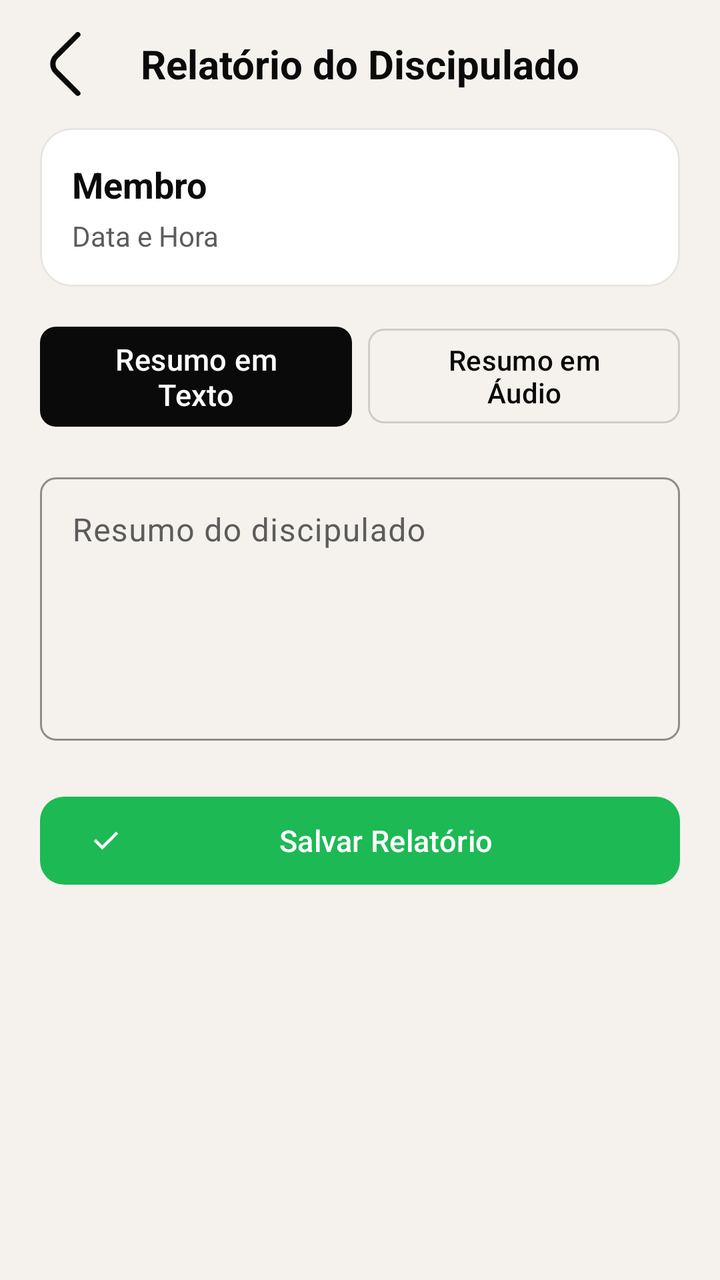
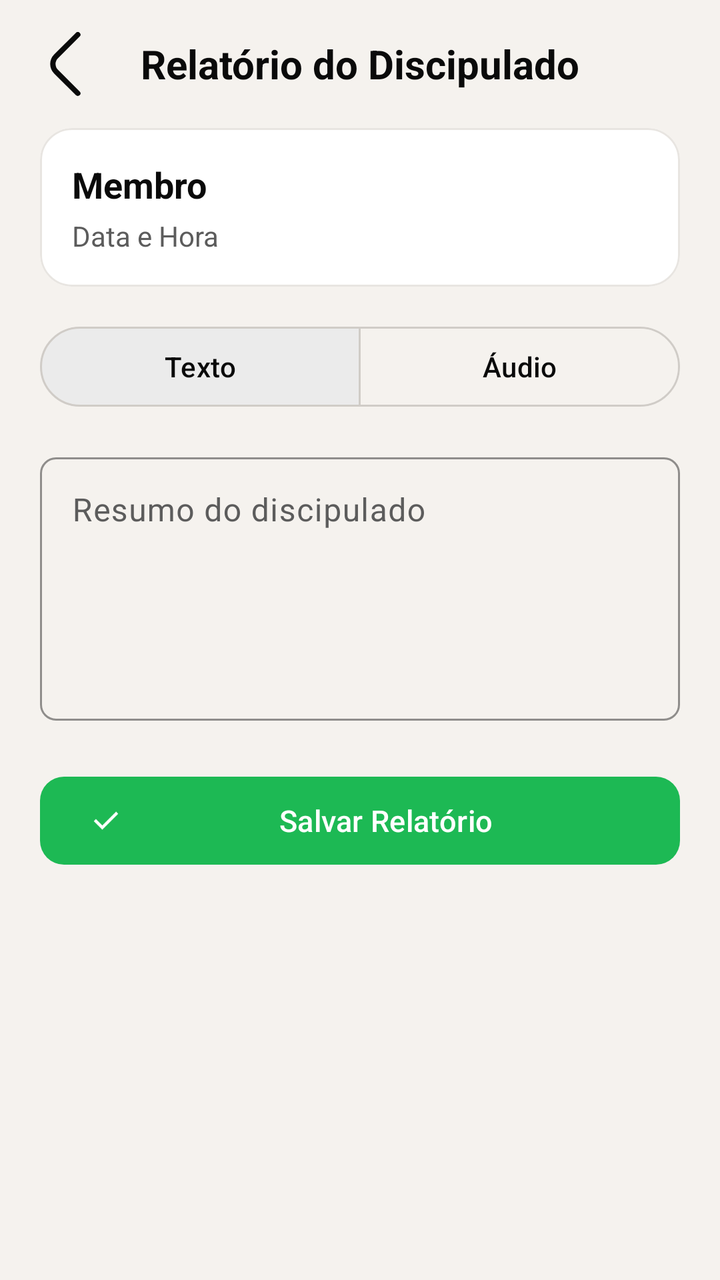

Before-and-after screenshots of an Android layout around one commit, followed by the original layout XML and the change that was made.
<!-- AndroidManifest.xml: application theme Theme.IBFAPP -->
<!-- res/layout/activity_relatorio_reuniao.xml -->
<?xml version="1.0" encoding="utf-8"?>
<ScrollView xmlns:android="http://schemas.android.com/apk/res/android"
    xmlns:app="http://schemas.android.com/apk/res-auto"
    android:layout_width="match_parent"
    android:layout_height="match_parent"
    android:fillViewport="true">

    <LinearLayout
        android:layout_width="match_parent"
        android:layout_height="wrap_content"
        android:orientation="vertical">

        
        <LinearLayout
            android:layout_width="match_parent"
            android:layout_height="@dimen/header_height"
            android:orientation="horizontal"
            android:gravity="center_vertical"
            android:paddingHorizontal="@dimen/space_sm">

            <ImageView
                android:id="@+id/button_back"
                android:layout_width="@dimen/icon_xl"
                android:layout_height="@dimen/icon_xl"
                android:src="@drawable/ic_arrow_back"
                android:padding="@dimen/space_sm"
                android:contentDescription="@string/voltar"
                android:background="?attr/selectableItemBackgroundBorderless"
                app:tint="?attr/colorOnBackground" />

            <TextView
                android:layout_width="0dp"
                android:layout_height="wrap_content"
                android:layout_weight="1"
                android:gravity="center"
                android:text="Relatório do Discipulado"
                android:textColor="?attr/colorOnBackground"
                android:textSize="@dimen/text_headline_md"
                android:textStyle="bold" />

            <View
                android:layout_width="@dimen/icon_xl"
                android:layout_height="@dimen/icon_xl" />
        </LinearLayout>

        <LinearLayout
            android:layout_width="match_parent"
            android:layout_height="wrap_content"
            android:orientation="vertical"
            android:paddingHorizontal="@dimen/screen_padding_horizontal"
            android:paddingBottom="@dimen/space_xl">

            
            <com.google.android.material.card.MaterialCardView
                android:layout_width="match_parent"
                android:layout_height="wrap_content"
                android:layout_marginBottom="@dimen/space_md"
                style="@style/IBF.Card">

                <LinearLayout
                    android:layout_width="match_parent"
                    android:layout_height="wrap_content"
                    android:orientation="vertical"
                    android:padding="@dimen/card_padding">

                    <TextView
                        android:id="@+id/text_info_membro"
                        android:layout_width="wrap_content"
                        android:layout_height="wrap_content"
                        android:text="Membro"
                        android:textColor="?attr/colorOnSurface"
                        android:textSize="@dimen/text_title_lg"
                        android:textStyle="bold"
                        android:layout_marginBottom="@dimen/space_xs" />

                    <TextView
                        android:id="@+id/text_info_data"
                        android:layout_width="wrap_content"
                        android:layout_height="wrap_content"
                        android:text="Data e Hora"
                        android:textColor="?attr/colorOnSurfaceVariant"
                        android:textSize="@dimen/text_body_md" />
                </LinearLayout>
            </com.google.android.material.card.MaterialCardView>

            
            <LinearLayout
                android:layout_width="match_parent"
                android:layout_height="wrap_content"
                android:orientation="horizontal"
                android:layout_marginBottom="@dimen/space_md">

                <com.google.android.material.button.MaterialButton
                    android:id="@+id/tab_texto"
                    android:layout_width="0dp"
                    android:layout_height="wrap_content"
                    android:layout_weight="1"
                    android:layout_marginEnd="@dimen/space_xs"
                    android:text="Resumo em Texto"
                    style="@style/IBF.Button.Primary"
                    app:cornerRadius="@dimen/radius_sm" />

                <com.google.android.material.button.MaterialButton
                    android:id="@+id/tab_audio"
                    android:layout_width="0dp"
                    android:layout_height="wrap_content"
                    android:layout_weight="1"
                    android:layout_marginStart="@dimen/space_xs"
                    android:text="Resumo em Áudio"
                    style="@style/IBF.Button.Secondary"
                    app:cornerRadius="@dimen/radius_sm" />
            </LinearLayout>

            
            <LinearLayout
                android:id="@+id/section_texto"
                android:layout_width="match_parent"
                android:layout_height="wrap_content"
                android:orientation="vertical"
                android:layout_marginBottom="@dimen/space_md">

                <com.google.android.material.textfield.TextInputLayout
                    android:layout_width="match_parent"
                    android:layout_height="wrap_content"
                    android:hint="Resumo do discipulado"
                    style="@style/IBF.TextInputLayout">

                    <com.google.android.material.textfield.TextInputEditText
                        android:id="@+id/input_resumo"
                        android:layout_width="match_parent"
                        android:layout_height="wrap_content"
                        android:inputType="textMultiLine"
                        android:minLines="5"
                        android:gravity="top|start"
                        android:textColor="?attr/colorOnSurface" />
                </com.google.android.material.textfield.TextInputLayout>
            </LinearLayout>

            
            <LinearLayout
                android:id="@+id/section_audio"
                android:layout_width="match_parent"
                android:layout_height="wrap_content"
                android:orientation="vertical"
                android:layout_marginBottom="@dimen/space_md"
                android:visibility="gone">

                <TextView
                    android:id="@+id/text_timer"
                    android:layout_width="wrap_content"
                    android:layout_height="wrap_content"
                    android:layout_gravity="center"
                    android:text="02:00"
                    android:textColor="?attr/colorOnBackground"
                    android:textSize="48sp"
                    android:textStyle="bold"
                    android:layout_marginBottom="@dimen/space_sm" />

                <ProgressBar
                    android:id="@+id/progress_audio"
                    style="@style/Widget.AppCompat.ProgressBar.Horizontal"
                    android:layout_width="match_parent"
                    android:layout_height="8dp"
                    android:max="120"
                    android:progress="120"
                    android:progressTint="@color/accent"
                    android:progressBackgroundTint="?attr/colorSurfaceVariant"
                    android:layout_marginBottom="@dimen/space_md" />

                <LinearLayout
                    android:layout_width="match_parent"
                    android:layout_height="wrap_content"
                    android:orientation="horizontal"
                    android:gravity="center"
                    android:layout_marginBottom="@dimen/space_sm">

                    <com.google.android.material.button.MaterialButton
                        android:id="@+id/btn_gravar_audio"
                        android:layout_width="wrap_content"
                        android:layout_height="wrap_content"
                        android:layout_marginEnd="@dimen/space_sm"
                        android:text="Gravar"
                        style="@style/IBF.Button.Accent"
                        app:icon="@drawable/ic_mic" />

                    <com.google.android.material.button.MaterialButton
                        android:id="@+id/btn_parar_audio"
                        android:layout_width="wrap_content"
                        android:layout_height="wrap_content"
                        android:text="Parar"
                        android:enabled="false"
                        style="@style/IBF.Button.Secondary"
                        app:strokeColor="@color/ibf_error"
                        android:textColor="@color/ibf_error" />
                </LinearLayout>

                <TextView
                    android:id="@+id/text_audio_status"
                    android:layout_width="wrap_content"
                    android:layout_height="wrap_content"
                    android:layout_gravity="center"
                    android:text="Aguardando gravação..."
                    android:textColor="?attr/colorOnSurfaceVariant"
                    android:textSize="@dimen/text_body_md" />
            </LinearLayout>

            
            <com.google.android.material.button.MaterialButton
                android:id="@+id/btn_salvar_relatorio"
                android:layout_width="match_parent"
                android:layout_height="@dimen/btn_height_md"
                android:text="Salvar Relatório"
                android:layout_marginTop="@dimen/space_sm"
                style="@style/IBF.Button.Accent"
                app:icon="@drawable/ic_save" />

        </LinearLayout>
    </LinearLayout>
</ScrollView>
<!-- resources referenced by this layout -->
<resources>
  <color name="accent">#1DB954</color>
  <color name="ibf_error">#C62828</color>
  <dimen name="btn_height_md">52dp</dimen>
  <dimen name="card_padding">16dp</dimen>
  <dimen name="header_height">64dp</dimen>
  <dimen name="icon_xl">48dp</dimen>
  <dimen name="radius_sm">8dp</dimen>
  <dimen name="screen_padding_horizontal">20dp</dimen>
  <dimen name="space_md">16dp</dimen>
  <dimen name="space_sm">8dp</dimen>
  <dimen name="space_xl">32dp</dimen>
  <dimen name="space_xs">4dp</dimen>
  <dimen name="text_body_md">14sp</dimen>
  <dimen name="text_headline_md">20sp</dimen>
  <dimen name="text_title_lg">18sp</dimen>
  <!-- drawable ic_arrow_back (drawable) -->
  <vector xmlns:android="http://schemas.android.com/apk/res/android" android:width="24dp" android:height="24dp" android:viewportWidth="24" android:viewportHeight="24" android:tint="?attr/colorControlNormal"><path android:fillColor="@android:color/white" android:pathData="M17.17,24a1,1,0,0,1-.71-.29L8.29,15.54a5,5,0,0,1,0-7.08L16.46.29a1,1,0,1,1,1.42,1.42L9.71,9.88a3,3,0,0,0,0,4.24l8.17,8.17a1,1,0,0,1,0,1.42A1,1,0,0,1,17.17,24Z"/></vector>
  <!-- drawable ic_save (drawable) -->
  <vector xmlns:android="http://schemas.android.com/apk/res/android" android:height="24dp" android:tint="#FFFFFF" android:viewportHeight="960" android:viewportWidth="960" android:width="24dp">
        
      <path android:fillColor="@android:color/white" android:pathData="M382,720L154,492L211,435L382,606L749,239L806,296L382,720Z"/>
      
  </vector>
  <string name="voltar">Voltar</string>
  <style name="IBF.Button.Accent" parent="Widget.Material3.Button">
          <item name="backgroundTint">@color/accent</item>
          <item name="android:textColor">@color/white</item>
          <item name="cornerRadius">@dimen/radius_md</item>
          <item name="android:minHeight">@dimen/btn_height_md</item>
          <item name="android:textSize">15sp</item>
      </style>
  <style name="IBF.Button.Primary" parent="Widget.Material3.Button">
          <item name="backgroundTint">@color/near_black</item>
          <item name="android:textColor">@color/white</item>
          <item name="cornerRadius">@dimen/radius_md</item>
          <item name="android:minHeight">@dimen/btn_height_md</item>
          <item name="android:textSize">15sp</item>
          <item name="android:letterSpacing">0.01</item>
      </style>
  <style name="IBF.Button.Secondary" parent="Widget.Material3.Button.OutlinedButton">
          <item name="strokeColor">?attr/colorOutline</item>
          <item name="android:textColor">?attr/colorOnSurface</item>
          <item name="cornerRadius">@dimen/radius_md</item>
          <item name="android:minHeight">@dimen/btn_height_md</item>
      </style>
  <style name="IBF.Card" parent="Widget.Material3.CardView.Outlined">
          <item name="cardBackgroundColor">?attr/colorSurface</item>
          <item name="cardCornerRadius">@dimen/radius_lg</item>
          <item name="cardElevation">@dimen/card_elevation</item>
          <item name="strokeColor">?attr/colorOutlineVariant</item>
          <item name="strokeWidth">@dimen/card_stroke_width</item>
      </style>
  <color name="white">#FFFFFFFF</color>
  <dimen name="radius_md">12dp</dimen>
  <color name="near_black">#0A0A0A</color>
  <dimen name="radius_lg">16dp</dimen>
  <dimen name="card_elevation">0dp</dimen>
  <dimen name="card_stroke_width">1dp</dimen>
  <color name="ibf_surface_variant">#EBEBEB</color>
  <color name="chumbo_light">#5C5C5C</color>
  <color name="accent_container">#E8F5E9</color>
  <color name="ibf_background">#F5F2EE</color>
  <color name="ibf_on_background">#0A0A0A</color>
  <color name="ibf_surface">#FFFFFF</color>
  <color name="ibf_on_surface">#0A0A0A</color>
  <color name="ibf_on_surface_variant">#5C5C5C</color>
  <color name="ibf_outline">#D0CCC7</color>
  <color name="ibf_outline_variant">#E8E5E1</color>
  <color name="ibf_on_error">#FFFFFF</color>
  <color name="ibf_error_container">#FFEBEE</color>
  <!-- unchanged entries left out for length: 3 -->
</resources>

<!-- the commit's change to res/layout/activity_relatorio_reuniao.xml (unified diff, before → after) -->
@@ -84,32 +84,33 @@
             </com.google.android.material.card.MaterialCardView>
 
             
-            <LinearLayout
-                android:layout_width="match_parent"
-                android:layout_height="wrap_content"
-                android:orientation="horizontal"
-                android:layout_marginBottom="@dimen/space_md">
+            <com.google.android.material.button.MaterialButtonToggleGroup
+                android:id="@+id/toggle_group_relatorio"
+                android:layout_width="match_parent"
+                android:layout_height="wrap_content"
+                android:layout_marginBottom="@dimen/space_md"
+                app:singleSelection="true"
+                app:selectionRequired="true"
+                app:checkedButton="@+id/tab_texto">
 
                 <com.google.android.material.button.MaterialButton
                     android:id="@+id/tab_texto"
+                    style="@style/Widget.Material3.Button.OutlinedButton"
                     android:layout_width="0dp"
                     android:layout_height="wrap_content"
                     android:layout_weight="1"
-                    android:layout_marginEnd="@dimen/space_xs"
-                    android:text="Resumo em Texto"
-                    style="@style/IBF.Button.Primary"
-                    app:cornerRadius="@dimen/radius_sm" />
+                    android:text="Texto" />
 
                 <com.google.android.material.button.MaterialButton
                     android:id="@+id/tab_audio"
+                    style="@style/Widget.Material3.Button.OutlinedButton"
                     android:layout_width="0dp"
                     android:layout_height="wrap_content"
                     android:layout_weight="1"
-                    android:layout_marginStart="@dimen/space_xs"
-                    android:text="Resumo em Áudio"
-                    style="@style/IBF.Button.Secondary"
-                    app:cornerRadius="@dimen/radius_sm" />
-            </LinearLayout>
+                    android:text="Áudio" />
+
+
+            </com.google.android.material.button.MaterialButtonToggleGroup>
 
             
             <LinearLayout
@@ -204,6 +205,7 @@
                     android:textSize="@dimen/text_body_md" />
             </LinearLayout>
 
+
             
             <com.google.android.material.button.MaterialButton
                 android:id="@+id/btn_salvar_relatorio"
<!-- resource entries referenced after the edit -->
@@ -30,14 +30,6 @@
           <item name="cornerRadius">@dimen/radius_md</item>
           <item name="android:minHeight">@dimen/btn_height_md</item>
           <item name="android:textSize">15sp</item>
-      </style>
-  <style name="IBF.Button.Primary" parent="Widget.Material3.Button">
-          <item name="backgroundTint">@color/near_black</item>
-          <item name="android:textColor">@color/white</item>
-          <item name="cornerRadius">@dimen/radius_md</item>
-          <item name="android:minHeight">@dimen/btn_height_md</item>
-          <item name="android:textSize">15sp</item>
-          <item name="android:letterSpacing">0.01</item>
       </style>
   <style name="IBF.Button.Secondary" parent="Widget.Material3.Button.OutlinedButton">
           <item name="strokeColor">?attr/colorOutline</item>
